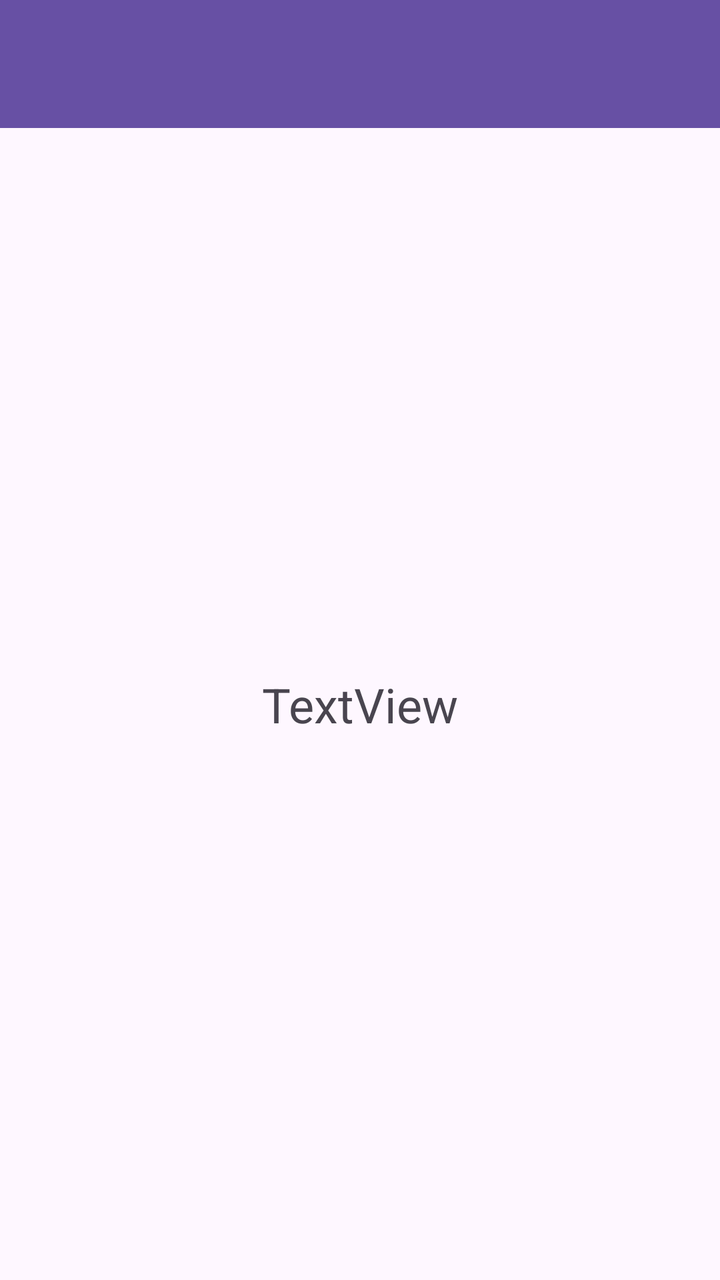
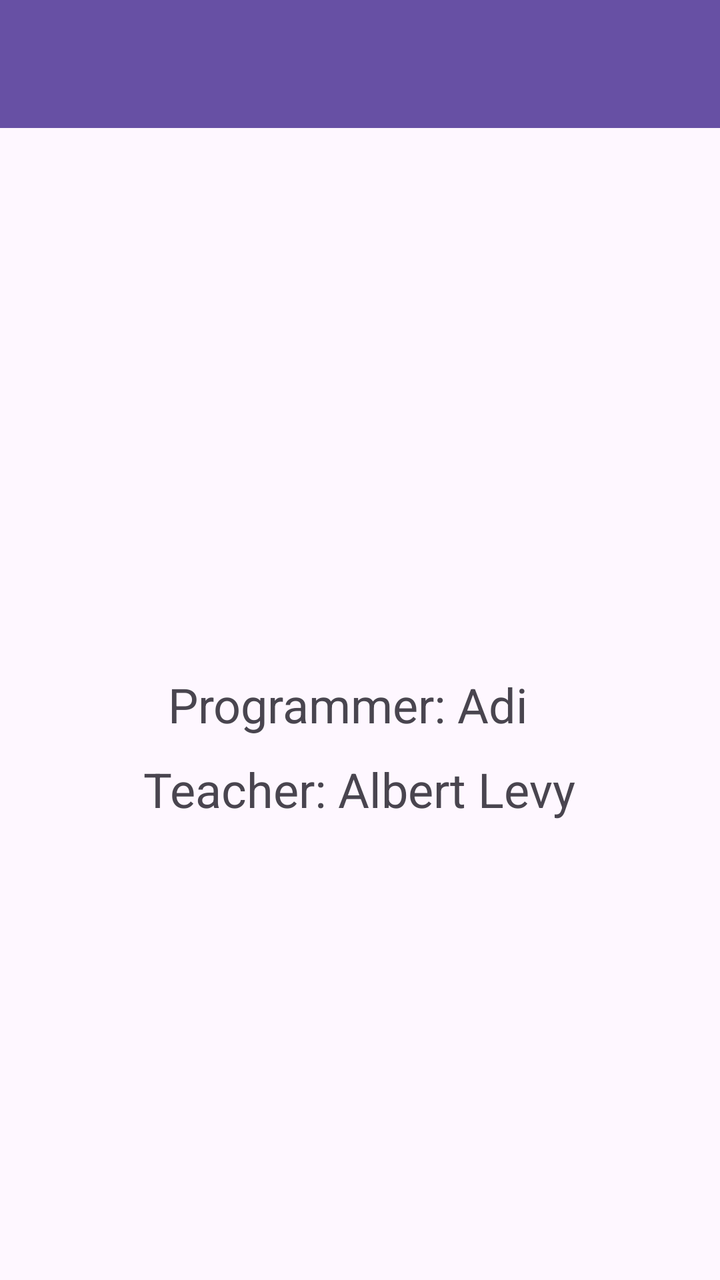

The first picture is an Android layout as it rendered before a commit; the second is the same layout after the commit. The layout source and the unified diff follow.
<!-- AndroidManifest.xml: application theme Theme.Wx11042 -->
<!-- res/layout/activity_credits.xml -->
<?xml version="1.0" encoding="utf-8"?>
<androidx.constraintlayout.widget.ConstraintLayout xmlns:android="http://schemas.android.com/apk/res/android"
    xmlns:app="http://schemas.android.com/apk/res-auto"
    xmlns:tools="http://schemas.android.com/tools"
    android:id="@+id/main"
    android:layout_width="match_parent"
    android:layout_height="match_parent"
    tools:context=".ActivityCredits">

    <include
        layout="@layout/toolbar"
        android:id="@+id/toolbar"
        app:layout_constraintEnd_toEndOf="parent"
        app:layout_constraintStart_toStartOf="parent"
        app:layout_constraintTop_toTopOf="parent" />

    <TextView
        android:id="@+id/textView"
        android:layout_width="wrap_content"
        android:layout_height="wrap_content"
        android:text="TextView"
        android:textSize="24sp"
        app:layout_constraintBottom_toBottomOf="parent"
        app:layout_constraintEnd_toEndOf="parent"
        app:layout_constraintStart_toStartOf="parent"
        app:layout_constraintTop_toBottomOf="@+id/toolbar" />
</androidx.constraintlayout.widget.ConstraintLayout>
<!-- res/layout/toolbar.xml (included above) -->
<?xml version="1.0" encoding="utf-8"?>
<androidx.appcompat.widget.Toolbar xmlns:android="http://schemas.android.com/apk/res/android"
    xmlns:app="http://schemas.android.com/apk/res-auto"
    android:id="@+id/toolbar"
    android:layout_width="match_parent"
    android:layout_height="?attr/actionBarSize"
    android:background="?attr/colorPrimary"
    android:elevation="4dp"
    android:theme="@style/ThemeOverlay.AppCompat.Dark.ActionBar"
    app:popupTheme="@style/ThemeOverlay.AppCompat.Light" />
<!-- resources referenced by this layout -->
<resources>
  <style name="Theme.Wx11042" parent="Base.Theme.Wx11042" />
  <style name="Base.Theme.Wx11042" parent="Theme.Material3.DayNight.NoActionBar">
          
          
      </style>
</resources>

<!-- the commit's change to res/layout/activity_credits.xml (unified diff, before → after) -->
@@ -18,12 +18,25 @@
         android:id="@+id/textView"
         android:layout_width="wrap_content"
         android:layout_height="wrap_content"
-        android:text="TextView"
+        android:text="Programmer: Adi  "
         android:textSize="24sp"
         app:layout_constraintBottom_toBottomOf="parent"
         app:layout_constraintEnd_toEndOf="parent"
         app:layout_constraintStart_toStartOf="parent"
         app:layout_constraintTop_toBottomOf="@+id/toolbar" />
+
+    <TextView
+        android:id="@+id/textView2"
+        android:layout_width="wrap_content"
+        android:layout_height="wrap_content"
+        android:text="Teacher: Albert Levy"
+        android:textSize="24sp"
+        app:layout_constraintBottom_toBottomOf="parent"
+        app:layout_constraintEnd_toEndOf="parent"
+        app:layout_constraintHorizontal_bias="0.497"
+        app:layout_constraintStart_toStartOf="parent"
+        app:layout_constraintTop_toBottomOf="@+id/textView"
+        app:layout_constraintVertical_bias="0.042" />
 </androidx.constraintlayout.widget.ConstraintLayout>
 <!-- res/layout/toolbar.xml (included above) -->
 <?xml version="1.0" encoding="utf-8"?>
